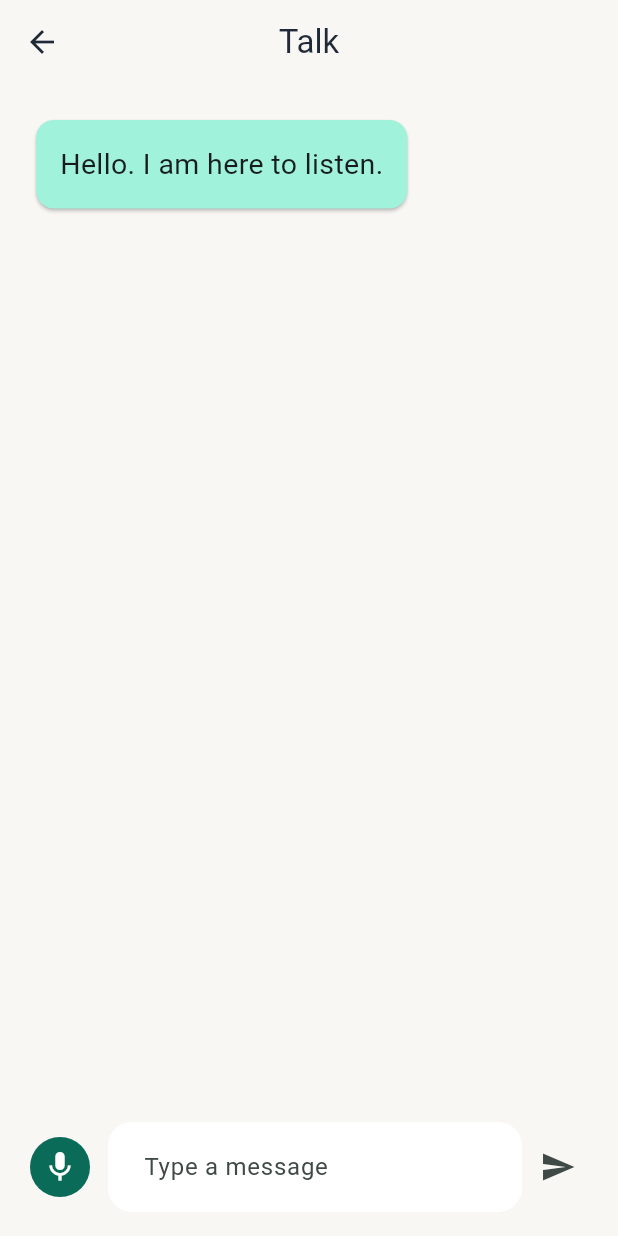
After one commit to dipli2006/YaadSaathi, a Flutter app: the TalkScreen screen opened by its route, on a phone screen of 412 x 824 dp. The commit adds this screen. Run offline on Flutter 3.47's test engine with Material 3 defaults, Android fonts, the phone set to English and light mode, and no system bars.

Commit message:
Add elderly memories reminders and talk

```diff
--- /dev/null
+++ b/frontend/lib/features/assistant/talk_screen.dart
@@ -0,0 +1,103 @@
+import 'package:flutter/material.dart';
+
+class TalkScreen extends StatefulWidget {
+  const TalkScreen({super.key});
+
+  @override
+  State<TalkScreen> createState() => _TalkScreenState();
+}
+
+class _TalkScreenState extends State<TalkScreen> {
+  final _messageController = TextEditingController();
+  final _messages = <String>['Hello. I am here to listen.'];
+  bool _isListening = false;
+  bool _isSending = false;
+
+  @override
+  void dispose() {
+    _messageController.dispose();
+    super.dispose();
+  }
+
+  Future<void> _sendMessage() async {
+    final message = _messageController.text.trim();
+    if (message.isEmpty || _isSending) {
+      return;
+    }
+    setState(() {
+      _messages.add(message);
+      _messageController.clear();
+      _isSending = true;
+    });
+    await Future<void>.delayed(const Duration(milliseconds: 500));
+    if (!mounted) {
+      return;
+    }
+    setState(() {
+      _messages.add('Thank you for telling me. I am listening.');
+      _isSending = false;
+    });
+  }
+
+  void _toggleListening() {
+    setState(() => _isListening = !_isListening);
+  }
+
+  @override
+  Widget build(BuildContext context) {
+    return Scaffold(
+      appBar: AppBar(title: const Text('Talk')),
+      body: Column(
+        children: [
+          Expanded(
+            child: ListView.builder(
+              padding: const EdgeInsets.all(20),
+              itemCount: _messages.length,
+              itemBuilder: (context, index) => Align(
+                alignment: index.isEven ? Alignment.centerLeft : Alignment.centerRight,
+                child: Card(
+                  color: index.isEven
+                      ? Theme.of(context).colorScheme.primaryContainer
+                      : Theme.of(context).colorScheme.secondaryContainer,
+                  child: Padding(
+                    padding: const EdgeInsets.all(16),
+                    child: Text(_messages[index], style: const TextStyle(fontSize: 19)),
+                  ),
+                ),
+              ),
+            ),
+          ),
+          if (_isSending) const LinearProgressIndicator(),
+          SafeArea(
+            child: Padding(
+              padding: const EdgeInsets.fromLTRB(16, 8, 16, 16),
+              child: Row(
+                children: [
+                  IconButton.filled(
+                    onPressed: _toggleListening,
+                    icon: Icon(_isListening ? Icons.stop : Icons.mic),
+                    tooltip: _isListening ? 'Stop listening' : 'Start listening',
+                  ),
+                  const SizedBox(width: 8),
+                  Expanded(
+                    child: TextField(
+                      controller: _messageController,
+                      textInputAction: TextInputAction.send,
+                      onSubmitted: (_) => _sendMessage(),
+                      decoration: const InputDecoration(hintText: 'Type a message'),
+                    ),
+                  ),
+                  IconButton(
+                    onPressed: _sendMessage,
+                    icon: const Icon(Icons.send),
+                    tooltip: 'Send message',
+                  ),
+                ],
+              ),
+            ),
+          ),
+        ],
+      ),
+    );
+  }
+}
```
Also changed, not shown: frontend/lib/features/memories/memories_screen.dart (added, +54 -0 lines), frontend/lib/features/reminders/reminders_screen.dart (added, +59 -0 lines), frontend/lib/main.dart (+6 -4 lines).
